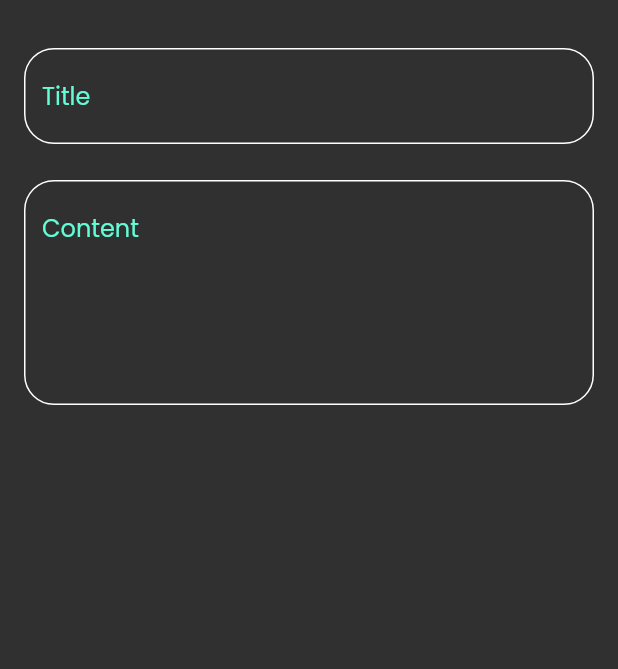
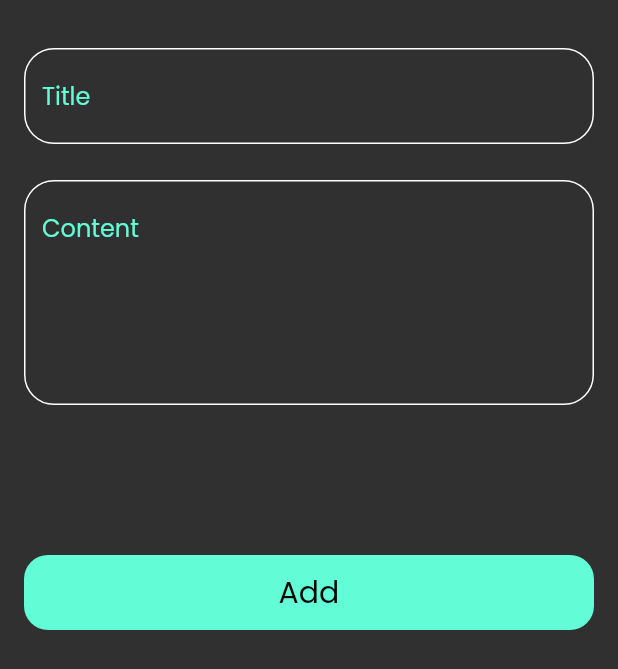
Before and after one commit to RamezNasser5/notes_app, a Flutter app: the AddNotesBottomSheet widget shown alone on an empty page, opened directly, on a phone screen of 412 x 824 dp. Shown: the top 669 px of the screen. Run offline on Flutter 3.47's test engine with Material 2 defaults, Android fonts, the phone set to English and light mode, and no system bars.

Commit message:
finish bottom sheet

```diff
--- a/lib/widgets/add_notes_bottom_sheet.dart
+++ b/lib/widgets/add_notes_bottom_sheet.dart
@@ -1,4 +1,5 @@
 import 'package:flutter/material.dart';
+import 'package:notes_app/widgets/custom_button.dart';
 import 'package:notes_app/widgets/custom_text_field.dart';
 
 class AddNotesBottomSheet extends StatelessWidget {
@@ -10,6 +11,7 @@ class AddNotesBottomSheet extends StatelessWidget {
   Widget build(BuildContext context) {
     return const Padding(
       padding: EdgeInsets.symmetric(vertical: 32.0, horizontal: 16),
+      child: SingleChildScrollView(
         child: Column(
           children: [
             CustomTextField(
@@ -22,7 +24,9 @@ class AddNotesBottomSheet extends StatelessWidget {
               hint: 'Content',
               maxLine: 5,
             ),
+            CustomButton()
           ],
+        ),
       ),
     );
   }
--- /dev/null
+++ b/lib/widgets/custom_button.dart
@@ -0,0 +1,29 @@
+import 'package:flutter/material.dart';
+import 'package:notes_app/consts.dart';
+
+class CustomButton extends StatelessWidget {
+  const CustomButton({super.key});
+
+  @override
+  Widget build(BuildContext context) {
+    return Padding(
+      padding: const EdgeInsets.only(top: 100.0),
+      child: Container(
+        width: MediaQuery.of(context).size.width,
+        height: 50,
+        decoration: BoxDecoration(
+          color: kPrimaryColor,
+          borderRadius: BorderRadius.circular(16),
+        ),
+        child: const Center(
+            child: Text(
+          'Add',
+          style: TextStyle(
+            color: Colors.black,
+            fontSize: 20,
+          ),
+        )),
+      ),
+    );
+  }
+}
```
Lines whose indentation alone changed are shown as unchanged.
